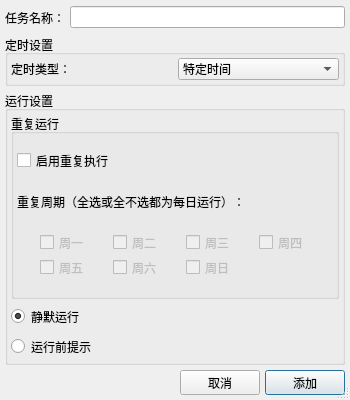
First picture: the form in src/gui/resources/ui/ALTimerTaskAddDialog.ui, repository KenanZhu/AutoLibrary, before the edit.
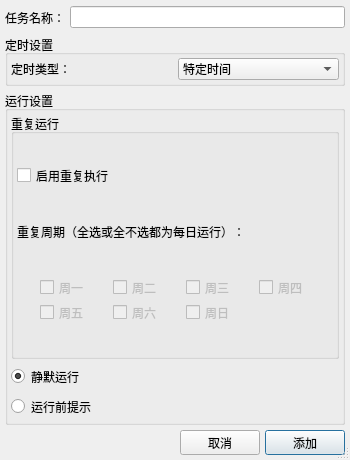
Second picture: the form after the edit.

Commit message: feat(preproc): 新增适用于重复性定时任务的预处理脚本以及可视化编排对话框

What changed in the file:
```diff
--- a/src/gui/resources/ui/ALTimerTaskAddDialog.ui
+++ b/src/gui/resources/ui/ALTimerTaskAddDialog.ui
@@ -13,7 +13,7 @@
   <property name="minimumSize">
    <size>
     <width>350</width>
-    <height>400</height>
+    <height>460</height>
    </size>
   </property>
   <property name="maximumSize">
```
The commit also changes 6 other files.
